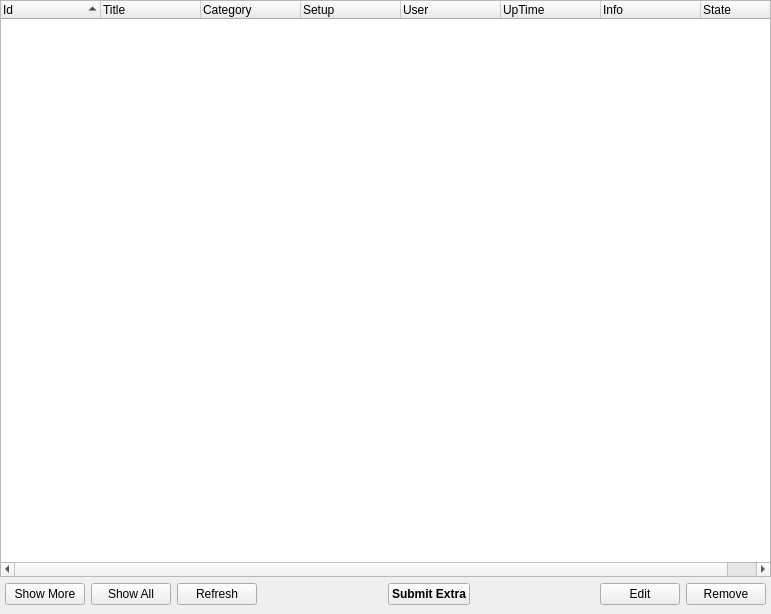
Above: BaseClient/Source/ManageExtraWidget.ui from WorksAhead/Base before the change. Below: the same form after it.
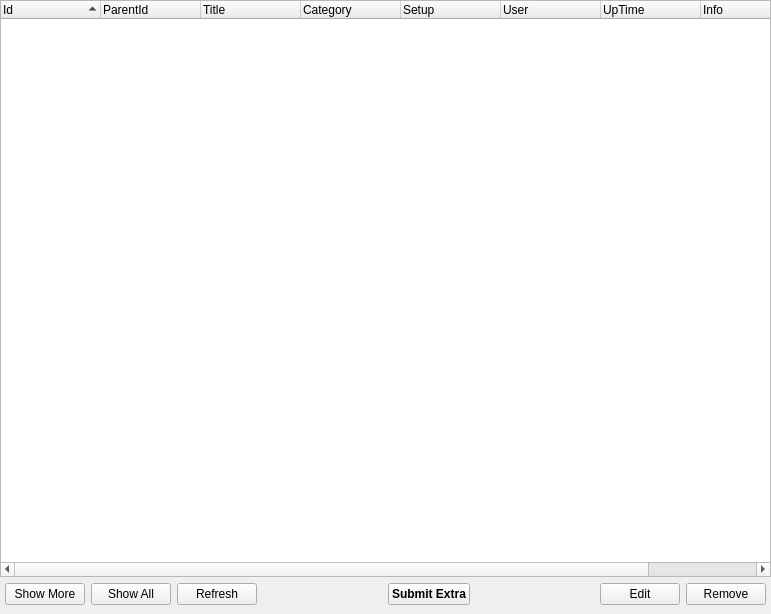
That is the form after the change.

The edit to the form file:
```diff
--- a/BaseClient/Source/ManageExtraWidget.ui
+++ b/BaseClient/Source/ManageExtraWidget.ui
@@ -48,6 +48,11 @@
        <string>Id</string>
       </property>
      </column>
+     <column>
+      <property name="text">
+       <string>ParentId</string>
+      </property>
+     </column>
      <column>
       <property name="text">
        <string>Title</string>
```
